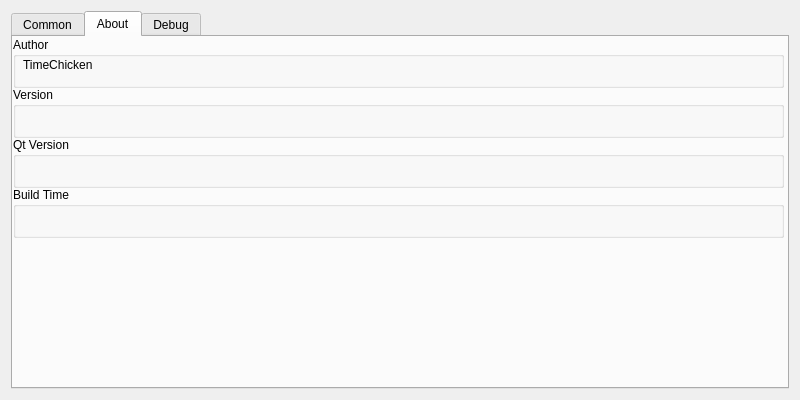
Before: the Qt Designer form src/widgets/settingsdialog.ui in Gerry-LGJ/SecAssistUp, drawn with Qt 5.
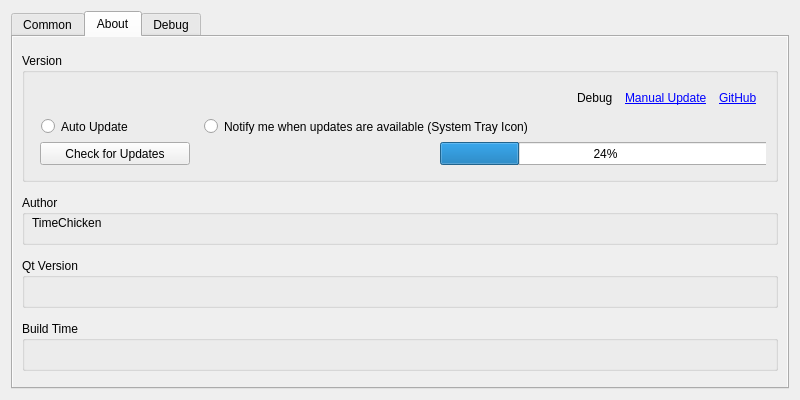
After: the same form once the commit is applied. The open tabs and pages were chosen to show the change.

Commit message: New automatic update function has been added. Update the workflow. Fix the issue where downloadHandle cannot be set for redirection.

The edit to the form file:
```diff
--- a/src/widgets/settingsdialog.ui
+++ b/src/widgets/settingsdialog.ui
@@ -597,15 +597,307 @@
         <number>0</number>
        </property>
        <item row="0" column="0">
+        <widget class="QScrollArea" name="scrollArea_About">
+         <property name="styleSheet">
+          <string notr="true">QScrollArea#scrollArea_About {
+	border: none;
+}</string>
+         </property>
+         <property name="widgetResizable">
+          <bool>true</bool>
+         </property>
+         <widget class="QWidget" name="scrollAreaWidgetContents_3">
+          <property name="geometry">
+           <rect>
+            <x>0</x>
+            <y>0</y>
+            <width>776</width>
+            <height>354</height>
+           </rect>
+          </property>
+          <layout class="QVBoxLayout" name="verticalLayout_2">
+           <item>
+            <widget class="QGroupBox" name="groupBox_3">
+             <property name="sizePolicy">
+              <sizepolicy hsizetype="Preferred" vsizetype="Fixed">
+               <horstretch>0</horstretch>
+               <verstretch>0</verstretch>
+              </sizepolicy>
+             </property>
+             <property name="minimumSize">
+              <size>
+               <width>0</width>
+               <height>100</height>
+              </size>
+             </property>
+             <property name="title">
+              <string>Version</string>
+             </property>
+             <layout class="QVBoxLayout" name="verticalLayout_4">
+              <property name="spacing">
+               <number>0</number>
+              </property>
+              <property name="leftMargin">
+               <number>9</number>
+              </property>
+              <property name="topMargin">
+               <number>9</number>
+              </property>
+              <property name="rightMargin">
+               <number>9</number>
+              </property>
+              <property name="bottomMargin">
+               <number>9</number>
+              </property>
+              <item>
+               <widget class="QWidget" name="widget_2" native="true">
+                <property name="sizePolicy">
+                 <sizepolicy hsizetype="Preferred" vsizetype="Fixed">
+                  <horstretch>0</horstretch>
+                  <verstretch>0</verstretch>
+                 </sizepolicy>
+                </property>
+                <property name="minimumSize">
+                 <size>
+                  <width>0</width>
+                  <height>28</height>
+                 </size>
+                </property>
+                <layout class="QHBoxLayout" name="horizontalLayout">
+                 <property name="spacing">
+                  <number>12</number>
+                 </property>
+                 <property name="leftMargin">
+                  <number>9</number>
+                 </property>
+                 <property name="topMargin">
+                  <number>9</number>
+                 </property>
+                 <property name="rightMargin">
+                  <number>9</number>
+                 </property>
+                 <property name="bottomMargin">
+                  <number>9</number>
+                 </property>
+                 <item>
+                  <widget class="QLabel" name="label_Version">
+                   <property name="sizePolicy">
+                    <sizepolicy hsizetype="Preferred" vsizetype="Preferred">
+                     <horstretch>0</horstretch>
+                     <verstretch>0</verstretch>
+                    </sizepolicy>
+                   </property>
+                   <property name="minimumSize">
+                    <size>
+                     <width>0</width>
+                     <height>0</height>
+                    </size>
+                   </property>
+                   <property name="text">
+                    <string notr="true"/>
+                   </property>
+                   <property name="openExternalLinks">
+                    <bool>true</bool>
+                   </property>
+                  </widget>
+                 </item>
+                 <item>
+                  <widget class="QLabel" name="label_BuildType">
+                   <property name="sizePolicy">
+                    <sizepolicy hsizetype="Maximum" vsizetype="Preferred">
+                     <horstretch>0</horstretch>
+                     <verstretch>0</verstretch>
+                    </sizepolicy>
+                   </property>
+                   <property name="text">
+                    <string notr="true">Debug</string>
+                   </property>
+                  </widget>
+                 </item>
+                 <item>
+                  <widget class="QLabel" name="label_Update">
+                   <property name="sizePolicy">
+                    <sizepolicy hsizetype="Maximum" vsizetype="Preferred">
+                     <horstretch>0</horstretch>
+                     <verstretch>0</verstretch>
+                    </sizepolicy>
+                   </property>
+                   <property name="text">
+                    <string>&lt;a href='https://github.com/Gerry-LGJ/SecAssistUp/releases'&gt;Manual Update&lt;/a&gt;</string>
+                   </property>
+                   <property name="openExternalLinks">
+                    <bool>true</bool>
+                   </property>
+                  </widget>
+                 </item>
+                 <item>
+                  <widget class="QLabel" name="label_GitHub">
+                   <property name="sizePolicy">
+                    <sizepolicy hsizetype="Maximum" vsizetype="Preferred">
+                     <horstretch>0</horstretch>
+                     <verstretch>0</verstretch>
+                    </sizepolicy>
+                   </property>
+                   <property name="text">
+                    <string notr="true">&lt;a href='https://github.com/Gerry-LGJ/SecAssistUp'&gt;GitHub&lt;/a&gt;</string>
+                   </property>
+                   <property name="openExternalLinks">
+                    <bool>true</bool>
+                   </property>
+                  </widget>
+                 </item>
+                </layout>
+               </widget>
+              </item>
+              <item>
+               <widget class="QWidget" name="widget" native="true">
+                <property name="sizePolicy">
+                 <sizepolicy hsizetype="Preferred" vsizetype="Fixed">
+                  <horstretch>0</horstretch>
+                  <verstretch>0</verstretch>
+                 </sizepolicy>
+                </property>
+                <property name="minimumSize">
+                 <size>
+                  <width>0</width>
+                  <height>28</height>
+                 </size>
+                </property>
+                <widget class="QRadioButton" name="radioButton_ud_auto">
+                 <property name="geometry">
+                  <rect>
+                   <x>7</x>
+                   <y>3</y>
+                   <width>110</width>
+                   <height>19</height>
+                  </rect>
+                 </property>
+                 <property name="sizePolicy">
+                  <sizepolicy hsizetype="Maximum" vsizetype="Fixed">
+                   <horstretch>0</horstretch>
+                   <verstretch>0</verstretch>
+                  </sizepolicy>
+                 </property>
+                 <property name="text">
+                  <string>Auto Update</string>
+                 </property>
+                </widget>
+                <widget class="QRadioButton" name="radioButton_ud_notify">
+                 <property name="geometry">
+                  <rect>
+                   <x>170</x>
+                   <y>3</y>
+                   <width>401</width>
+                   <height>19</height>
+                  </rect>
+                 </property>
+                 <property name="sizePolicy">
+                  <sizepolicy hsizetype="Maximum" vsizetype="Fixed">
+                   <horstretch>0</horstretch>
+                   <verstretch>0</verstretch>
+                  </sizepolicy>
+                 </property>
+                 <property name="text">
+                  <string>Notify me when updates are available (System Tray Icon)</string>
+                 </property>
+                </widget>
+               </widget>
+              </item>
+              <item>
         <widget class="QWidget" name="widget_3" native="true">
-         <widget class="QGroupBox" name="groupBox_9">
+                <property name="sizePolicy">
+                 <sizepolicy hsizetype="Preferred" vsizetype="Fixed">
+                  <horstretch>0</horstretch>
+                  <verstretch>0</verstretch>
+                 </sizepolicy>
+                </property>
+                <property name="minimumSize">
+                 <size>
+                  <width>0</width>
+                  <height>28</height>
+                 </size>
+                </property>
+                <widget class="QPushButton" name="pushButton_CheckForUpdates">
           <property name="geometry">
            <rect>
-            <x>0</x>
+                   <x>6</x>
             <y>0</y>
-            <width>771</width>
-            <height>51</height>
-           </rect>
+                   <width>150</width>
+                   <height>23</height>
+                  </rect>
+                 </property>
+                 <property name="sizePolicy">
+                  <sizepolicy hsizetype="Maximum" vsizetype="Maximum">
+                   <horstretch>0</horstretch>
+                   <verstretch>0</verstretch>
+                  </sizepolicy>
+                 </property>
+                 <property name="minimumSize">
+                  <size>
+                   <width>150</width>
+                   <height>0</height>
+                  </size>
+                 </property>
+                 <property name="text">
+                  <string>Check for Updates</string>
+                 </property>
+                </widget>
+                <widget class="QLabel" name="label_CheckForUpdatesMsg">
+                 <property name="geometry">
+                  <rect>
+                   <x>171</x>
+                   <y>0</y>
+                   <width>220</width>
+                   <height>21</height>
+                  </rect>
+                 </property>
+                 <property name="sizePolicy">
+                  <sizepolicy hsizetype="Fixed" vsizetype="Preferred">
+                   <horstretch>0</horstretch>
+                   <verstretch>0</verstretch>
+                  </sizepolicy>
+                 </property>
+                 <property name="minimumSize">
+                  <size>
+                   <width>220</width>
+                   <height>0</height>
+                  </size>
+                 </property>
+                 <property name="text">
+                  <string/>
+                 </property>
+                </widget>
+                <widget class="QProgressBar" name="progressBar_UpdateDownload">
+                 <property name="geometry">
+                  <rect>
+                   <x>406</x>
+                   <y>0</y>
+                   <width>331</width>
+                   <height>23</height>
+                  </rect>
+                 </property>
+                 <property name="value">
+                  <number>24</number>
+                 </property>
+                </widget>
+               </widget>
+              </item>
+             </layout>
+            </widget>
+           </item>
+           <item>
+            <widget class="QGroupBox" name="groupBox_2">
+             <property name="sizePolicy">
+              <sizepolicy hsizetype="Preferred" vsizetype="Fixed">
+               <horstretch>0</horstretch>
+               <verstretch>0</verstretch>
+              </sizepolicy>
+             </property>
+             <property name="minimumSize">
+              <size>
+               <width>0</width>
+               <height>50</height>
+              </size>
           </property>
           <property name="title">
            <string>Author</string>
@@ -624,40 +916,20 @@
            </property>
           </widget>
          </widget>
-         <widget class="QGroupBox" name="groupBox_10">
-          <property name="geometry">
-           <rect>
-            <x>0</x>
-            <y>50</y>
-            <width>771</width>
-            <height>51</height>
-           </rect>
-          </property>
-          <property name="title">
-           <string>Version</string>
-          </property>
-          <widget class="QLabel" name="label_Version">
-           <property name="geometry">
-            <rect>
-             <x>10</x>
-             <y>20</y>
-             <width>241</width>
-             <height>16</height>
-            </rect>
-           </property>
-           <property name="text">
-            <string notr="true"/>
-           </property>
-          </widget>
-         </widget>
-         <widget class="QGroupBox" name="groupBox_11">
-          <property name="geometry">
-           <rect>
-            <x>0</x>
-            <y>100</y>
-            <width>771</width>
-            <height>51</height>
-           </rect>
+           </item>
+           <item>
+            <widget class="QGroupBox" name="groupBox_8">
+             <property name="sizePolicy">
+              <sizepolicy hsizetype="Preferred" vsizetype="Fixed">
+               <horstretch>0</horstretch>
+               <verstretch>0</verstretch>
+              </sizepolicy>
+             </property>
+             <property name="minimumSize">
+              <size>
+               <width>0</width>
+               <height>50</height>
+              </size>
           </property>
           <property name="title">
            <string>Qt Version</string>
@@ -676,14 +948,20 @@
            </property>
           </widget>
          </widget>
-         <widget class="QGroupBox" name="groupBox_12">
-          <property name="geometry">
-           <rect>
-            <x>0</x>
-            <y>150</y>
-            <width>771</width>
-            <height>51</height>
-           </rect>
+           </item>
+           <item>
+            <widget class="QGroupBox" name="groupBox_13">
+             <property name="sizePolicy">
+              <sizepolicy hsizetype="Preferred" vsizetype="Fixed">
+               <horstretch>0</horstretch>
+               <verstretch>0</verstretch>
+              </sizepolicy>
+             </property>
+             <property name="minimumSize">
+              <size>
+               <width>0</width>
+               <height>50</height>
+              </size>
           </property>
           <property name="title">
            <string>Build Time</string>
@@ -701,6 +979,9 @@
             <string notr="true"/>
            </property>
           </widget>
+            </widget>
+           </item>
+          </layout>
          </widget>
         </widget>
        </item>
```
Left out of the diff: 2 changed lines with no effect on the pictures. Lines whose indentation alone changed are shown as unchanged. The commit also changes 27 other files.
